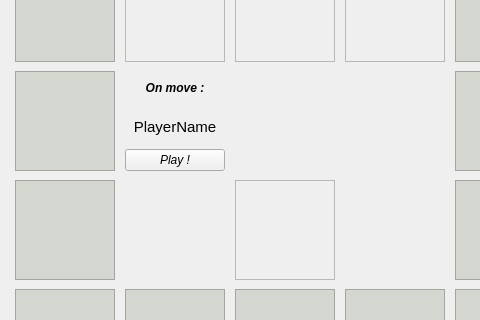
The window that gamewindow.ui (bozzano101/MonopolyBasic) describes before a commit, drawn with Qt 5; both pictures show x 0 to 480 and y 161 to 481 of the 571 by 564 pixel window.
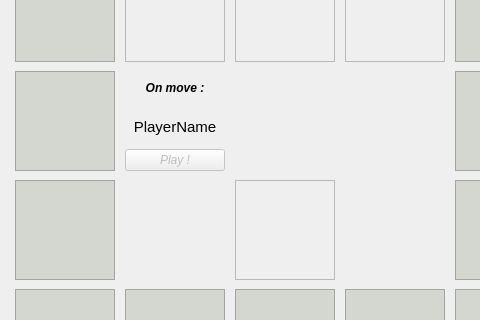
The same window after the commit. Custom widgets are drawn as their Qt base class.

The edit to the form file:
```diff
--- a/gamewindow.ui
+++ b/gamewindow.ui
@@ -549,7 +549,10 @@
       </widget>
      </item>
      <item>
-      <widget class="QPushButton" name="pushButton">
+      <widget class="QPushButton" name="onMoveButton">
+       <property name="enabled">
+        <bool>false</bool>
+       </property>
        <property name="font">
         <font>
          <italic>true</italic>
```
